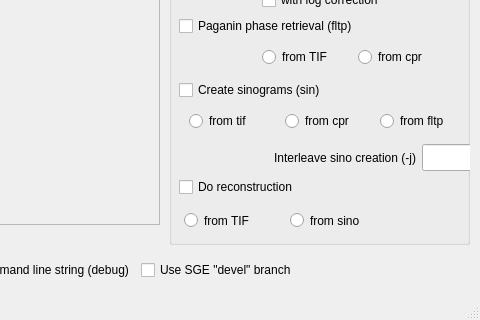
gnudo/grecoman, file ui_files/main.ui: the form before one commit; both pictures show x 771 to 1251 and y 625 to 945 of the 1251 by 945 pixel window.
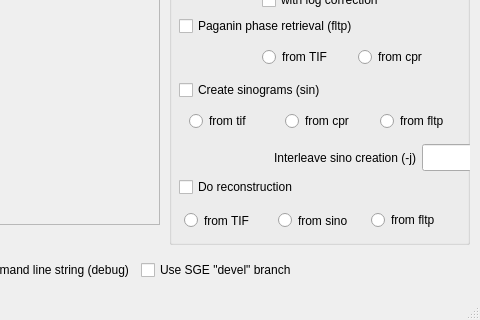
The form after the commit. Icons and pictures are not drawn.

Commit message: CLOSED - task 69: Do reconstructions also directly from fltp http://github.com/gnudo/grecoman/issues/issue/69

The edit to the form file:
```diff
--- a/ui_files/main.ui
+++ b/ui_files/main.ui
@@ -1191,7 +1191,7 @@
         </widget>
        </widget>
       </item>
-      <item row="8" column="0" colspan="3">
+      <item row="8" column="0" colspan="4">
        <widget class="QWidget" name="widget_2" native="true">
         <property name="minimumSize">
          <size>
@@ -1204,7 +1204,7 @@
           <rect>
            <x>5</x>
            <y>2</y>
-           <width>211</width>
+           <width>281</width>
            <height>31</height>
           </rect>
          </property>
@@ -1238,6 +1238,13 @@
             </property>
            </widget>
           </item>
+          <item>
+           <widget class="QRadioButton" name="rec_fromfltp">
+            <property name="text">
+             <string>from fltp</string>
+            </property>
+           </widget>
+          </item>
          </layout>
         </widget>
        </widget>
@@ -1724,7 +1731,7 @@
      </widget>
     </widget>
    </widget>
-   <widget class="QWidget" name="">
+   <widget class="QWidget" name="layoutWidget">
     <property name="geometry">
      <rect>
       <x>750</x>
```
The commit also changes 4 other files.
